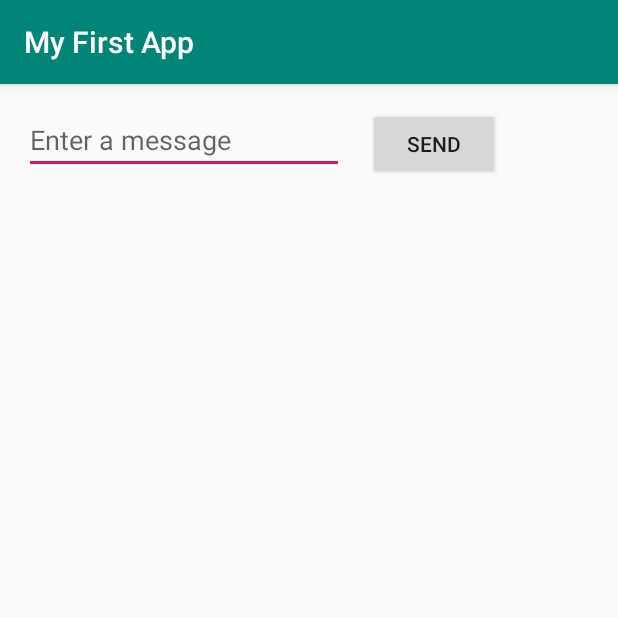
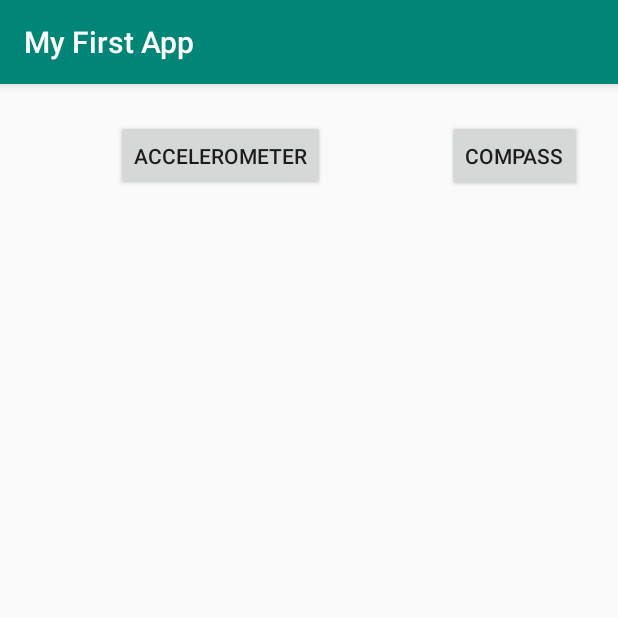
Before and after one commit to CarlTern/SimpleAndroidApplication, an Android app: the screen it shows after launch (MainActivity), on a phone screen of 412 x 824 dp, the top half of it. Run offline under Robolectric (Android 15) with nearby library versions, the phone set to English and light mode, and no system bars.

```diff
--- a/app/src/main/res/layout/activity_main.xml
+++ b/app/src/main/res/layout/activity_main.xml
@@ -6,16 +6,18 @@
     android:layout_height="match_parent"
     tools:context=".MainActivity">
 
-    <EditText
-        android:id="@+id/editText"
+    <Button
+        android:id="@+id/button2"
         android:layout_width="wrap_content"
-        android:layout_height="44dp"
-        android:layout_marginStart="16dp"
-        android:layout_marginLeft="16dp"
-        android:layout_marginTop="16dp"
-        android:ems="10"
-        android:hint="@string/edit_message"
-        android:inputType="textPersonName"
+        android:layout_height="47dp"
+        android:layout_marginStart="24dp"
+        android:layout_marginLeft="24dp"
+        android:layout_marginTop="24dp"
+        android:layout_marginEnd="28dp"
+        android:layout_marginRight="28dp"
+        android:onClick="accelerometer"
+        android:text="@string/button_accelerometer"
+        app:layout_constraintEnd_toStartOf="@+id/button"
         app:layout_constraintStart_toStartOf="parent"
         app:layout_constraintTop_toTopOf="parent" />
 
@@ -23,9 +25,11 @@
         android:id="@+id/button"
         android:layout_width="wrap_content"
         android:layout_height="wrap_content"
-        android:layout_marginStart="16dp"
-        android:layout_marginLeft="16dp"
+        android:layout_marginTop="24dp"
+        android:layout_marginEnd="24dp"
+        android:layout_marginRight="24dp"
+        android:onClick="sendMessage"
         android:text="@string/button_send"
-        app:layout_constraintBaseline_toBaselineOf="@+id/editText"
-        app:layout_constraintStart_toEndOf="@+id/editText" />
+        app:layout_constraintEnd_toEndOf="parent"
+        app:layout_constraintTop_toTopOf="parent" />
 </androidx.constraintlayout.widget.ConstraintLayout>
--- a/app/src/main/res/values/strings.xml
+++ b/app/src/main/res/values/strings.xml
@@ -1,5 +1,6 @@
 <resources>
     <string name="app_name">My First App</string>
     <string name="edit_message">Enter a message</string>
-    <string name="button_send">Send</string>
+    <string name="button_send">Compass</string>
+    <string name="button_accelerometer">Accelerometer</string>
 </resources>
```
Also changed, not shown: app/src/main/AndroidManifest.xml (+11 -1 lines), app/src/main/java/com/example/myfirstapp/DisplayMessageActivity.java (added, +149 -0 lines), app/src/main/java/com/example/myfirstapp/MainActivity.java (+16 -1 lines), app/src/main/java/com/example/myfirstapp/accelerometer.java (added, +73 -0 lines), app/src/main/res/layout/activity_accelerometer.xml (added, +59 -0 lines), app/src/main/res/layout/activity_display_message.xml (added, +34 -0 lines).
